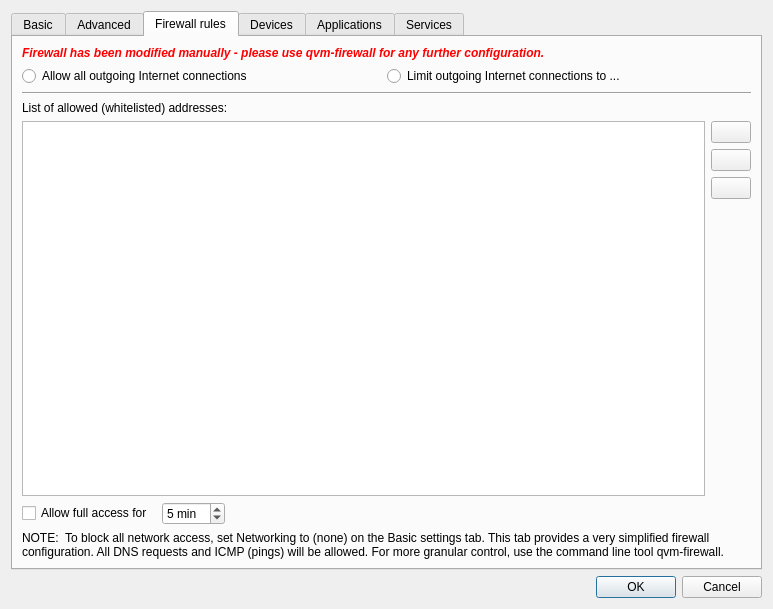
Qt form ui/settingsdlg.ui (QubesOS/qubes-manager) before a commit.
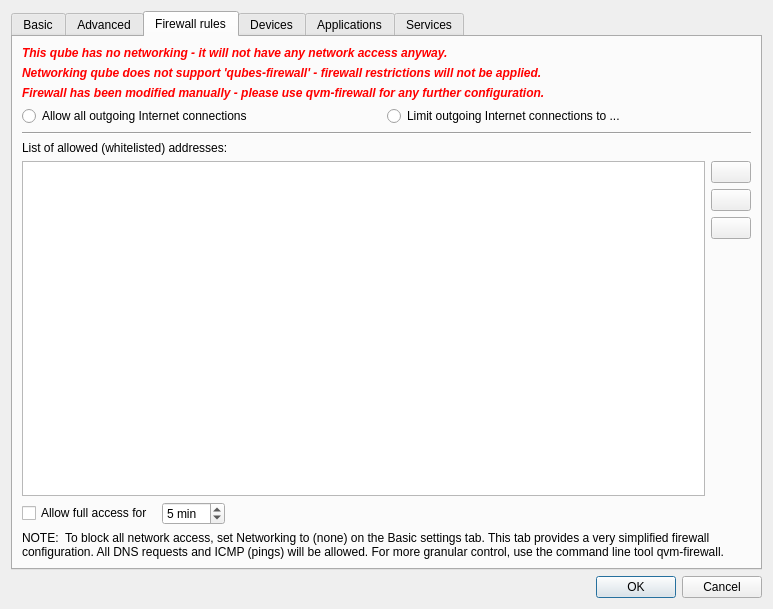
The same form after that commit. The open tabs and pages were chosen to show the change. Icons and pictures are not drawn.

Commit message:
Enabled Firewall config without a netvm
Enabled Firewall tab even when there's no working netvm or the netvm
doesn't support qubes-firewall. An appropriate warning label and message
are shown in both cases.

fixes QubesOS/qubes-issues#3290

Diff of the .ui file:
```diff
--- a/ui/settingsdlg.ui
+++ b/ui/settingsdlg.ui
@@ -29,7 +29,7 @@
         <locale language="English" country="UnitedStates"/>
        </property>
        <property name="currentIndex">
-        <number>1</number>
+        <number>2</number>
        </property>
        <widget class="QWidget" name="basic_tab">
         <property name="locale">
@@ -675,7 +675,7 @@
          <string>Firewall rules</string>
         </attribute>
         <layout class="QGridLayout" name="gridLayout_8">
-         <item row="1" column="0">
+         <item row="3" column="0">
           <layout class="QHBoxLayout" name="horizontalLayout_5">
            <item>
             <widget class="QRadioButton" name="policy_allow_radio_button">
@@ -693,14 +693,14 @@
            </item>
           </layout>
          </item>
-         <item row="3" column="0" colspan="2">
+         <item row="5" column="0" colspan="2">
           <widget class="Line" name="line">
            <property name="orientation">
             <enum>Qt::Horizontal</enum>
            </property>
           </widget>
          </item>
-         <item row="7" column="0" colspan="2">
+         <item row="9" column="0" colspan="2">
           <widget class="QLabel" name="label_22">
            <property name="text">
             <string>NOTE:  To block all network access, set Networking to (none) on the Basic settings tab. This tab provides a very simplified firewall configuration. All DNS requests and ICMP (pings) will be allowed. For more granular control, use the command line tool qvm-firewall.</string>
@@ -713,14 +713,14 @@
            </property>
           </widget>
          </item>
-         <item row="4" column="0">
+         <item row="6" column="0">
           <widget class="QLabel" name="firewal_rules_label">
            <property name="text">
             <string>List of allowed (whitelisted) addresses:</string>
            </property>
           </widget>
          </item>
-         <item row="6" column="0">
+         <item row="8" column="0">
           <widget class="QWidget" name="tempFullAccessWidget" native="true">
            <property name="enabled">
             <bool>true</bool>
@@ -768,7 +768,7 @@
            </layout>
           </widget>
          </item>
-         <item row="5" column="0" colspan="2">
+         <item row="7" column="0" colspan="2">
           <layout class="QHBoxLayout" name="firewallRulesLayout">
            <property name="sizeConstraint">
             <enum>QLayout::SetMaximumSize</enum>
@@ -878,7 +878,7 @@
            </item>
           </layout>
          </item>
-         <item row="0" column="0">
+         <item row="2" column="0">
           <widget class="QLabel" name="firewall_modified_outside_label">
            <property name="palette">
             <palette>
@@ -929,6 +929,111 @@
            </property>
           </widget>
          </item>
+         <item row="0" column="0">
+          <widget class="QLabel" name="no_netvm_label">
+           <property name="palette">
+            <palette>
+             <active>
+              <colorrole role="WindowText">
+               <brush brushstyle="SolidPattern">
+                <color alpha="255">
+                 <red>255</red>
+                 <green>0</green>
+                 <blue>0</blue>
+                </color>
+               </brush>
+              </colorrole>
+             </active>
+             <inactive>
+              <colorrole role="WindowText">
+               <brush brushstyle="SolidPattern">
+                <color alpha="255">
+                 <red>255</red>
+                 <green>0</green>
+                 <blue>0</blue>
+                </color>
+               </brush>
+              </colorrole>
+             </inactive>
+             <disabled>
+              <colorrole role="WindowText">
+               <brush brushstyle="SolidPattern">
+                <color alpha="255">
+                 <red>139</red>
+                 <green>142</green>
+                 <blue>142</blue>
+                </color>
+               </brush>
+              </colorrole>
+             </disabled>
+            </palette>
+           </property>
+           <property name="font">
+            <font>
+             <weight>75</weight>
+             <italic>true</italic>
+             <bold>true</bold>
+            </font>
+           </property>
+           <property name="text">
+            <string>This qube has no networking - it will not have any network access anyway.</string>
+           </property>
+           <property name="wordWrap">
+            <bool>true</bool>
+           </property>
+          </widget>
+         </item>
+         <item row="1" column="0">
+          <widget class="QLabel" name="netvm_no_firewall_label">
+           <property name="palette">
+            <palette>
+             <active>
+              <colorrole role="WindowText">
+               <brush brushstyle="SolidPattern">
+                <color alpha="255">
+                 <red>255</red>
+                 <green>0</green>
+                 <blue>0</blue>
+                </color>
+               </brush>
+              </colorrole>
+             </active>
+             <inactive>
+              <colorrole role="WindowText">
+               <brush brushstyle="SolidPattern">
+                <color alpha="255">
+                 <red>255</red>
+                 <green>0</green>
+                 <blue>0</blue>
+                </color>
+               </brush>
+              </colorrole>
+             </inactive>
+             <disabled>
+              <colorrole role="WindowText">
+               <brush brushstyle="SolidPattern">
+                <color alpha="255">
+                 <red>139</red>
+                 <green>142</green>
+                 <blue>142</blue>
+                </color>
+               </brush>
+              </colorrole>
+             </disabled>
+            </palette>
+           </property>
+           <property name="font">
+            <font>
+             <weight>75</weight>
+             <italic>true</italic>
+             <bold>true</bold>
+            </font>
+           </property>
+           <property name="text">
+            <string>Networking qube does not support 'qubes-firewall' - firewall restrictions will not be applied.</string>
+           </property>
+          </widget>
+         </item>
         </layout>
        </widget>
        <widget class="QWidget" name="devices_tab">
```
The commit also changes 1 other file.
